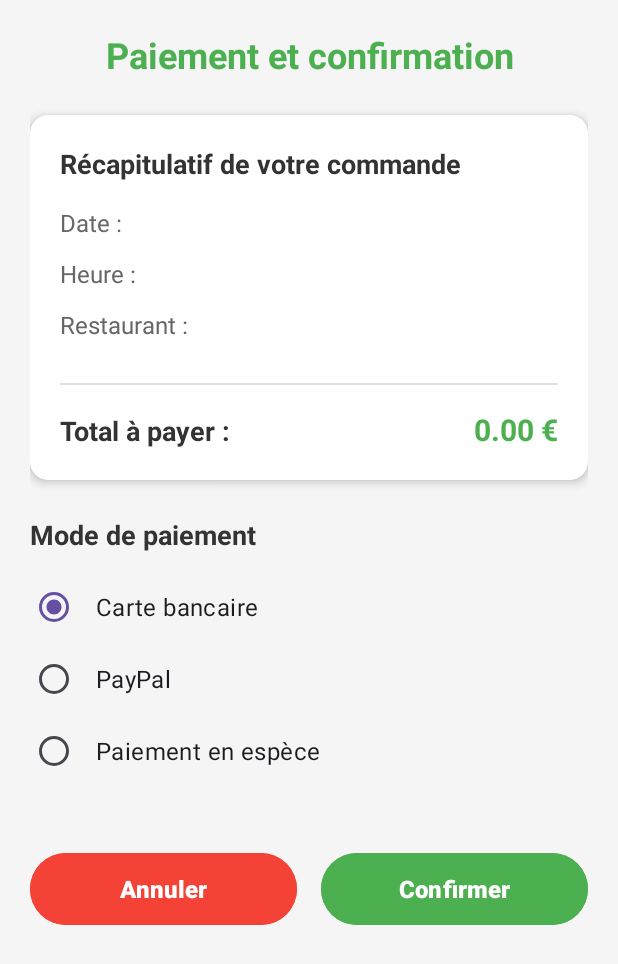
After one commit to apierre1541/EatGreen, an Android app: the PaymentActivity screen opened directly, with no data from a screen before it, on a phone screen of 412 x 824 dp. The commit adds this screen. Shown: the top 964 px of the screen. Run offline under Robolectric (Android 15) with nearby library versions, the light colour scheme and no system bars; our stand-ins replace Volley; network calls fail.

Commit message:
Modification et ajout de plusieur fichier pour pourvoir commander un panier repas

```diff
--- a/app/src/main/AndroidManifest.xml
+++ b/app/src/main/AndroidManifest.xml
@@ -50,6 +50,7 @@
         <activity android:name=".AffichagePanierActivity" />
         <activity android:name=".PanierActivity" />
         <activity android:name=".CommanderActivity" />
+        <activity android:name=".PaymentActivity" />
     </application>
 
 </manifest>
--- /dev/null
+++ b/app/src/main/java/com/example/eatgreen/PaymentActivity.java
@@ -0,0 +1,133 @@
+package com.example.eatgreen;
+
+import android.content.SharedPreferences;
+import android.os.Bundle;
+import android.widget.Button;
+import android.widget.RadioGroup;
+import android.widget.TextView;
+import android.widget.Toast;
+
+import androidx.appcompat.app.AppCompatActivity;
+
+import com.android.volley.Request;
+import com.android.volley.RequestQueue;
+import com.android.volley.toolbox.StringRequest;
+import com.android.volley.toolbox.Volley;
+
+import org.json.JSONException;
+import org.json.JSONObject;
+
+import java.util.HashMap;
+import java.util.Map;
+
+public class PaymentActivity extends AppCompatActivity {
+
+    private TextView tvDate, tvHeure, tvNomRestaurant, tvTotalCommande;
+    private RadioGroup radioGroupPaiement;
+    private Button btnConfirmer, btnAnnuler;
+
+    private int horaireId;
+    private String date, heure;
+    private int restaurantId;
+    private double totalPayer;
+    private int utilisateurId;
+    private RequestQueue requestQueue;
+
+    @Override
+    protected void onCreate(Bundle savedInstanceState) {
+        super.onCreate(savedInstanceState);
+        setContentView(R.layout.activity_payment);
+
+        // Initialiser les vues
+        tvDate = findViewById(R.id.tv_date_commande);
+        tvHeure = findViewById(R.id.tv_heure_commande);
+        tvNomRestaurant = findViewById(R.id.tv_nom_restaurant);
+        tvTotalCommande = findViewById(R.id.tv_total_commande);
+        radioGroupPaiement = findViewById(R.id.radioGroupPaiement);
+        btnConfirmer = findViewById(R.id.btn_confirmer);
+        btnAnnuler = findViewById(R.id.btn_annuler);
+
+        // Récupérer les données
+        horaireId = getIntent().getIntExtra("horaire_id", 0);
+        date = getIntent().getStringExtra("date");
+        heure = getIntent().getStringExtra("heure");
+        restaurantId = getIntent().getIntExtra("restaurant_id", 0);
+        tvNomRestaurant.setText(getIntent().getStringExtra("nom_restaurant"));
+        totalPayer = getIntent().getDoubleExtra("total", 0.0);
+
+        // Afficher le total
+        tvTotalCommande.setText(String.format("%.2f €", totalPayer));
+        tvDate.setText(date);
+        tvHeure.setText(heure);
+
+        // Récupérer l'ID de l'utilisateur connecté
+        SharedPreferences prefs = getSharedPreferences("user_prefs", MODE_PRIVATE);
+        utilisateurId = prefs.getInt("user_id", 0);
+
+        requestQueue = Volley.newRequestQueue(this);
+
+        // Bouton annuler
+        btnAnnuler.setOnClickListener(v -> finish());
+
+        // Bouton confirmer
+        btnConfirmer.setOnClickListener(v -> {
+            int selectedId = radioGroupPaiement.getCheckedRadioButtonId();
+
+            if (selectedId == R.id.radioCB) {
+                Toast.makeText(this,
+                        "Merci pour votre commande ! Vous paierez directement sur place.",
+                        Toast.LENGTH_LONG).show();
+                enregistrerCommande("CB");
+            } else if (selectedId == R.id.radioPaypal) {
+                Toast.makeText(this,
+                        "Merci pour votre commande ! Vous allez être rediriger vers votre compte paypal.",
+                        Toast.LENGTH_LONG).show();
+                enregistrerCommande("PayPal");
+            } else if (selectedId == R.id.radioEspeces) {
+                Toast.makeText(this,
+                        "Merci pour votre commande ! Vous paierez en espèces sur place.",
+                        Toast.LENGTH_LONG).show();
+                enregistrerCommande("Espèces");
+            } else {
+                Toast.makeText(this, "Veuillez choisir un mode de paiement", Toast.LENGTH_SHORT).show();
+            }
+        });
+    }
+
+    private void enregistrerCommande(String modePaiement) {
+        String url = "http://10.138.3.92/eatgreen_api/enregistrer_commande.php";
+
+        StringRequest request = new StringRequest(Request.Method.POST, url,
+                response -> {
+                    try {
+                        JSONObject json = new JSONObject(response);
+                        if (json.getBoolean("success")) {
+                            // Message déjà affiché avant
+                            finish();
+                        } else {
+                            Toast.makeText(this, "Erreur: " + json.getString("message"), Toast.LENGTH_SHORT).show();
+                        }
+                    } catch (JSONException e) {
+                        e.printStackTrace();
+                    }
+                },
+                error -> {
+                    Toast.makeText(this, "Erreur réseau", Toast.LENGTH_SHORT).show();
+                }) {
+            @Override
+            protected Map<String, String> getParams() {
+                Map<String, String> params = new HashMap<>();
+                params.put("utilisateur_id", String.valueOf(utilisateurId));
+                params.put("restaurant_id", String.valueOf(restaurantId));
+                params.put("horaire_id", String.valueOf(horaireId));
+                params.put("date", date);
+                params.put("heure", heure);
+                params.put("mode_paiement", modePaiement);
+                params.put("total", String.valueOf(totalPayer));
+                return params;
+            }
+        };
+
+        requestQueue.add(request);
+    }
+}
--- /dev/null
+++ b/app/src/main/res/layout/activity_payment.xml
@@ -0,0 +1,235 @@
+<?xml version="1.0" encoding="utf-8"?>
+<ScrollView xmlns:android="http://schemas.android.com/apk/res/android"
+    xmlns:app="http://schemas.android.com/apk/res-auto"
+    android:layout_width="match_parent"
+    android:layout_height="match_parent"
+    android:background="#F5F5F5">
+
+    <LinearLayout
+        android:layout_width="match_parent"
+        android:layout_height="wrap_content"
+        android:orientation="vertical"
+        android:padding="20dp">
+
+        <!-- En-tête -->
+        <TextView
+            android:layout_width="match_parent"
+            android:layout_height="wrap_content"
+            android:text="Paiement et confirmation"
+            android:textSize="24sp"
+            android:textStyle="bold"
+            android:textColor="#4CAF50"
+            android:gravity="center"
+            android:layout_marginBottom="24dp"/>
+
+        <!-- Cadre récapitulatif -->
+        <androidx.cardview.widget.CardView
+            android:layout_width="match_parent"
+            android:layout_height="wrap_content"
+            app:cardCornerRadius="12dp"
+            app:cardElevation="4dp"
+            android:layout_marginBottom="24dp">
+
+            <LinearLayout
+                android:layout_width="match_parent"
+                android:layout_height="wrap_content"
+                android:orientation="vertical"
+                android:padding="20dp">
+
+                <TextView
+                    android:layout_width="match_parent"
+                    android:layout_height="wrap_content"
+                    android:text="Récapitulatif de votre commande"
+                    android:textSize="18sp"
+                    android:textStyle="bold"
+                    android:textColor="#333333"
+                    android:layout_marginBottom="16dp"/>
+
+                <!-- Date choisie -->
+                <LinearLayout
+                    android:layout_width="match_parent"
+                    android:layout_height="wrap_content"
+                    android:orientation="horizontal"
+                    android:layout_marginBottom="12dp">
+
+                    <TextView
+                        android:layout_width="0dp"
+                        android:layout_height="wrap_content"
+                        android:layout_weight="1"
+                        android:text="Date :"
+                        android:textColor="#666666"
+                        android:textSize="16sp"/>
+
+                    <TextView
+                        android:id="@+id/tv_date_commande"
+                        android:layout_width="wrap_content"
+                        android:layout_height="wrap_content"
+                        android:text="18/03/2026"
+                        android:textColor="#333333"
+                        android:textSize="16sp"
+                        android:textStyle="bold"/>
+                </LinearLayout>
+
+                <!-- Heure choisie -->
+                <LinearLayout
+                    android:layout_width="match_parent"
+                    android:layout_height="wrap_content"
+                    android:orientation="horizontal"
+                    android:layout_marginBottom="12dp">
+
+                    <TextView
+                        android:layout_width="0dp"
+                        android:layout_height="wrap_content"
+                        android:layout_weight="1"
+                        android:text="Heure :"
+                        android:textColor="#666666"
+                        android:textSize="16sp"/>
+
+                    <TextView
+                        android:id="@+id/tv_heure_commande"
+                        android:layout_width="wrap_content"
+                        android:layout_height="wrap_content"
+                        android:text="19:30"
+                        android:textColor="#333333"
+                        android:textSize="16sp"
+                        android:textStyle="bold"/>
+                </LinearLayout>
+
+                <!-- Restaurant -->
+                <LinearLayout
+                    android:layout_width="match_parent"
+                    android:layout_height="wrap_content"
+                    android:orientation="horizontal"
+                    android:layout_marginBottom="12dp">
+
+                    <TextView
+                        android:layout_width="0dp"
+                        android:layout_height="wrap_content"
+                        android:layout_weight="1"
+                        android:text="Restaurant :"
+                        android:textColor="#666666"
+                        android:textSize="16sp"/>
+
+                    <TextView
+                        android:id="@+id/tv_nom_restaurant"
+                        android:layout_width="wrap_content"
+                        android:layout_height="wrap_content"
+                        android:text="Restaurant"
+                        android:textColor="#333333"
+                        android:textSize="16sp"
+                        android:textStyle="bold"/>
+                </LinearLayout>
+
+                <!-- Diviseur -->
+                <View
+                    android:layout_width="match_parent"
+                    android:layout_height="1dp"
+                    android:background="#E0E0E0"
+                    android:layout_marginVertical="16dp"/>
+
+                <!-- Total -->
+                <LinearLayout
+                    android:layout_width="match_parent"
+                    android:layout_height="wrap_content"
+                    android:orientation="horizontal">
+
+                    <TextView
+                        android:layout_width="0dp"
+                        android:layout_height="wrap_content"
+                        android:layout_weight="1"
+                        android:text="Total à payer :"
+                        android:textColor="#333333"
+                        android:textSize="18sp"
+                        android:textStyle="bold"/>
+
+                    <TextView
+                        android:id="@+id/tv_total_commande"
+                        android:layout_width="wrap_content"
+                        android:layout_height="wrap_content"
+                        android:text="0.00 €"
+                        android:textColor="#4CAF50"
+                        android:textSize="20sp"
+                        android:textStyle="bold"/>
+                </LinearLayout>
+            </LinearLayout>
+        </androidx.cardview.widget.CardView>
+
+        <!-- Options de paiement -->
+        <TextView
+            android:layout_width="match_parent"
+            android:layout_height="wrap_content"
+            android:text="Mode de paiement"
+            android:textSize="18sp"
+            android:textStyle="bold"
+            android:textColor="#333333"
+            android:layout_marginBottom="12dp"/>
+
+        <RadioGroup
+            android:id="@+id/radioGroupPaiement"
+            android:layout_width="match_parent"
+            android:layout_height="wrap_content"
+            android:layout_marginBottom="24dp">
+
+            <RadioButton
+                android:id="@+id/radioCB"
+                android:layout_width="match_parent"
+                android:layout_height="wrap_content"
+                android:text="Carte bancaire"
+                android:textSize="16sp"
+                android:padding="12dp"
+                android:checked="true"
+                android:buttonTint="#4CAF50"/>
+
+            <RadioButton
+                android:id="@+id/radioPaypal"
+                android:layout_width="match_parent"
+                android:layout_height="wrap_content"
+                android:text="PayPal"
+                android:textSize="16sp"
+                android:padding="12dp"
+                android:buttonTint="#4CAF50"/>
+
+            <RadioButton
+                android:id="@+id/radioEspeces"
+                android:layout_width="match_parent"
+                android:layout_height="wrap_content"
+                android:text="Paiement en espèce"
+                android:textSize="16sp"
+                android:padding="12dp"
+                android:buttonTint="#4CAF50"/>
+        </RadioGroup>
+
+        <!-- Boutons d'action -->
+        <LinearLayout
+            android:layout_width="match_parent"
+            android:layout_height="wrap_content"
+            android:orientation="horizontal"
+            android:weightSum="2"
+            android:layout_marginTop="16dp">
+
+            <Button
+                android:id="@+id/btn_annuler"
+                android:layout_width="0dp"
+                android:layout_height="56dp"
+                android:layout_weight="1"
+                android:text="Annuler"
+                android:textColor="#FFFFFF"
+                android:textSize="16sp"
+                android:textStyle="bold"
+                android:backgroundTint="#F44336"
+                android:layout_marginEnd="8dp"/>
+
+            <Button
+                android:id="@+id/btn_confirmer"
+                android:layout_width="0dp"
+                android:layout_height="56dp"
+                android:layout_weight="1"
+                android:text="Confirmer"
+                android:textColor="#FFFFFF"
+                android:textSize="16sp"
+                android:textStyle="bold"
+                android:backgroundTint="#4CAF50"
+                android:layout_marginStart="8dp"/>
+        </LinearLayout>
+    </LinearLayout>
+</ScrollView>
```
Also changed, not shown: app/src/main/java/com/example/eatgreen/AffichagePanierActivity.java (+13 -8 lines), app/src/main/java/com/example/eatgreen/CommanderActivity.java (+132 -62 lines), app/src/main/java/com/example/eatgreen/PanierActivity.java (+16 -6 lines), app/src/main/res/layout/activity_commander.xml (added, +31 -0 lines).
